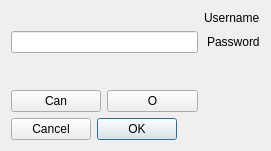
Before: the Qt Designer form Client/reghaabat/logindialog.ui in nournia/ketabkhaane, drawn with Qt 5.
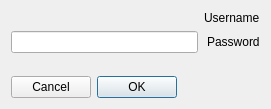
After: the same form once the commit is applied.

Commit message: fixed dialog translation with qt_fa.ts

```diff
--- a/Client/reghaabat/logindialog.ui
+++ b/Client/reghaabat/logindialog.ui
@@ -7,7 +7,7 @@
     <x>0</x>
     <y>0</y>
     <width>271</width>
-    <height>151</height>
+    <height>109</height>
    </rect>
   </property>
   <property name="windowTitle">
@@ -30,6 +30,13 @@
      </property>
     </widget>
    </item>
+   <item row="2" column="0">
+    <widget class="QLabel" name="label_2">
+     <property name="text">
+      <string>Password</string>
+     </property>
+    </widget>
+   </item>
    <item row="2" column="1">
     <widget class="QLineEdit" name="ePassword">
      <property name="echoMode">
@@ -37,31 +44,6 @@
      </property>
     </widget>
    </item>
-   <item row="4" column="1">
-    <layout class="QGridLayout" name="gridLayout_2">
-     <item row="0" column="0">
-      <widget class="QPushButton" name="bOk">
-       <property name="text">
-        <string>O</string>
-       </property>
-      </widget>
-     </item>
-     <item row="0" column="1">
-      <widget class="QPushButton" name="bCancel">
-       <property name="text">
-        <string>Can</string>
-       </property>
-      </widget>
-     </item>
-    </layout>
-   </item>
-   <item row="2" column="0">
-    <widget class="QLabel" name="label_2">
-     <property name="text">
-      <string>Password</string>
-     </property>
-    </widget>
-   </item>
    <item row="3" column="1">
     <spacer name="verticalSpacer">
      <property name="orientation">
@@ -75,7 +57,7 @@
      </property>
     </spacer>
    </item>
-   <item row="5" column="1">
+   <item row="4" column="1">
     <widget class="QDialogButtonBox" name="buttonBox">
      <property name="standardButtons">
       <set>QDialogButtonBox::Cancel|QDialogButtonBox::Ok</set>
```
Left out of the diff: 2 changed lines with no effect on the pictures. The commit also changes 5 other files.
